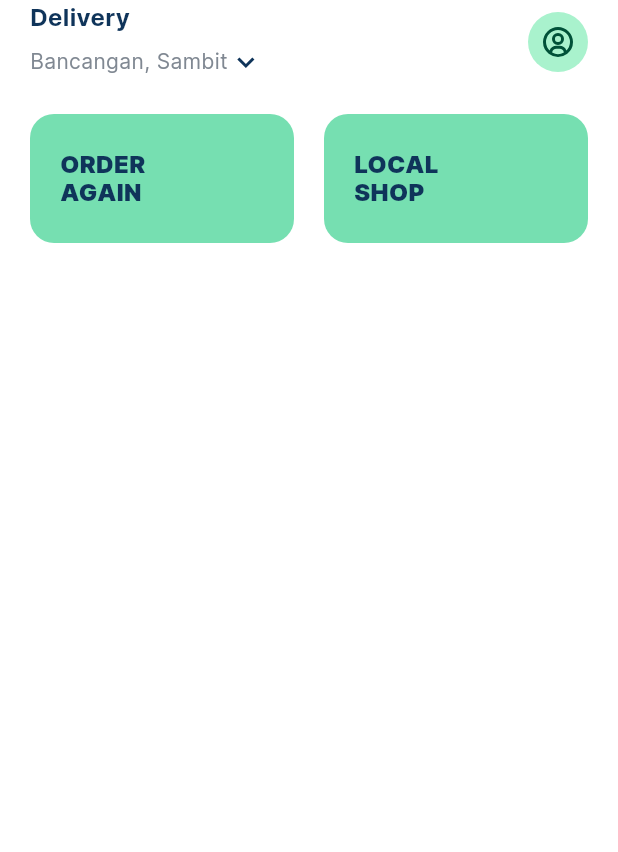
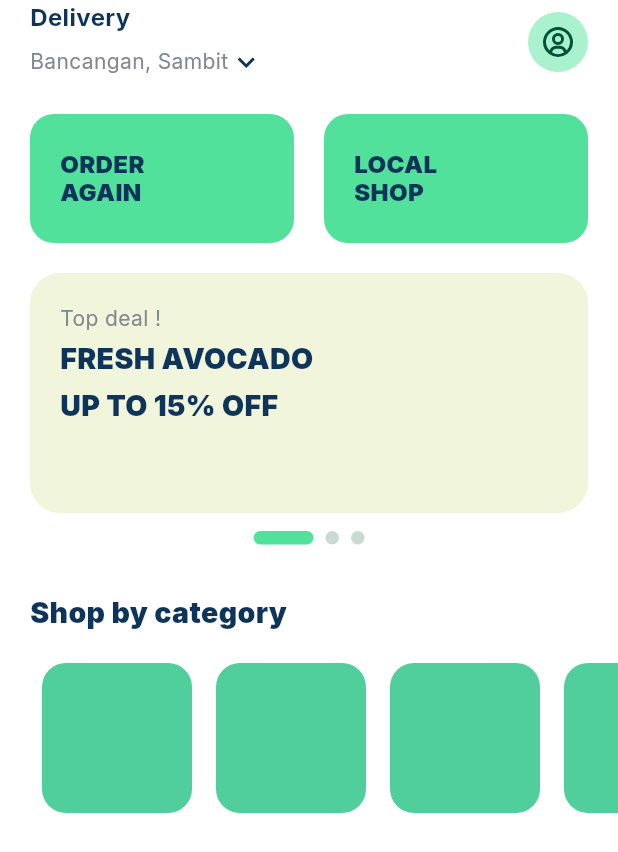
Before and after one commit to CristovoXDGM/bento_challange, a Flutter app: the screen it shows after launch, on a phone screen of 412 x 824 dp. Shown: the top 852 px of the screen. Run offline on Flutter 3.47's test engine with Material 3 defaults, Android fonts, the phone set to English and light mode, and no system bars; drawn by our look-alikes of flutter_animate; our stand-ins replace boxicons.

Commit message:
feat: add shop categories list, carousel, carousel indicator, card item offer and title text

```diff
--- /dev/null
+++ b/lib/home/ui/components/carousel_indicartor.dart
@@ -0,0 +1,42 @@
+import 'package:bento_food_challange/shared/constants/app_colors.dart';
+import 'package:flutter/material.dart';
+
+class CarouselIndicator extends StatefulWidget {
+  const CarouselIndicator(
+      {super.key, required this.currentIndex, required this.itemCount});
+  final ValueNotifier currentIndex;
+  final int itemCount;
+  @override
+  State<CarouselIndicator> createState() => _CarouselIndicartorState();
+}
+
+class _CarouselIndicartorState extends State<CarouselIndicator> {
+  @override
+  Widget build(BuildContext context) {
+    return ValueListenableBuilder(
+        valueListenable: widget.currentIndex,
+        builder: (context, value, child) {
+          return Row(
+            mainAxisAlignment: MainAxisAlignment.center,
+            children: List.generate(
+              widget.itemCount,
+              (index) => AnimatedContainer(
+                duration: Durations.medium1,
+                decoration: BoxDecoration(
+                  color: index == value
+                      ? AppColors.primaryActive
+                      : AppColors.disabledIndicatorColor,
+                  borderRadius: BorderRadius.circular(100),
+                ),
+                margin: const EdgeInsets.symmetric(
+                  horizontal: 4,
+                  vertical: 12,
+                ),
+                height: 9,
+                width: index == value ? 40 : 9,
+              ),
+            ),
+          );
+        });
+  }
+}
--- /dev/null
+++ b/lib/home/ui/components/shop_categories_list.dart
@@ -0,0 +1,33 @@
+import 'package:bento_food_challange/shared/constants/app_colors.dart';
+import 'package:flutter/material.dart';
+
+class ShopCategoriesList extends StatefulWidget {
+  const ShopCategoriesList({super.key});
+
+  @override
+  State<ShopCategoriesList> createState() => _ShopCategoriesListState();
+}
+
+class _ShopCategoriesListState extends State<ShopCategoriesList> {
+  @override
+  Widget build(BuildContext context) {
+    return ListView.builder(
+      itemCount: 8,
+      clipBehavior: Clip.none,
+      shrinkWrap: true,
+      scrollDirection: Axis.horizontal,
+      padding: EdgeInsets.zero,
+      itemBuilder: (context, index) {
+        return Container(
+          margin: const EdgeInsets.symmetric(horizontal: 8),
+          decoration: BoxDecoration(
+            color: AppColors.primary,
+            borderRadius: BorderRadius.circular(16),
+          ),
+          width: 100,
+          height: 100,
+        );
+      },
+    );
+  }
+}
--- /dev/null
+++ b/lib/home/ui/components/shop_offers_carousel.dart
@@ -0,0 +1,59 @@
+import 'package:flutter/material.dart';
+
+import 'carousel_indicartor.dart';
+
+class ShopOffersCarousel extends StatefulWidget {
+  const ShopOffersCarousel({
+    super.key,
+    this.carouselHeight = 160,
+    this.carouselWidgets = const [],
+  });
+  final double carouselHeight;
+  final List<Widget> carouselWidgets;
+  @override
+  State<ShopOffersCarousel> createState() => _ShopOffersCarouselState();
+}
+
+class _ShopOffersCarouselState extends State<ShopOffersCarousel> {
+  final _pageViewController = PageController();
+  final _currentIndex = ValueNotifier<int>(0);
+
+  @override
+  Widget build(BuildContext context) {
+    final size = MediaQuery.sizeOf(context);
+
+    return Column(
+      children: [
+        SizedBox(
+          height: widget.carouselHeight,
+          width: double.maxFinite,
+          child: Stack(
+            fit: StackFit.expand,
+            children: [
+              PageView.builder(
+                clipBehavior: Clip.none,
+                onPageChanged: (value) {
+                  _currentIndex.value = value;
+                },
+                itemCount: widget.carouselWidgets.length,
+                controller: _pageViewController,
+                itemBuilder: (context, index) {
+                  return Padding(
+                    padding: const EdgeInsets.symmetric(horizontal: 20),
+                    child: ClipRRect(
+                        borderRadius: BorderRadiusDirectional.circular(20),
+                        child: widget.carouselWidgets[index]),
+                  );
+                },
+              ),
+            ],
+          ),
+        ),
+        CarouselIndicator(
+          currentIndex: _currentIndex,
+          itemCount: widget.carouselWidgets.length,
+        )
+      ],
+    );
+  }
+}
--- a/lib/home/ui/pages/home_page.dart
+++ b/lib/home/ui/pages/home_page.dart
@@ -1,7 +1,13 @@
+import 'package:bento_food_challange/home/ui/components/shop_offers_carousel.dart';
 import 'package:bento_food_challange/home/ui/components/simple_card_component.dart';
+import 'package:bento_food_challange/home/ui/widgets/card_item_offer.dart';
+import 'package:bento_food_challange/home/ui/widgets/title_text.dart';
 import 'package:bento_food_challange/shared/constants/app_colors.dart';
 import 'package:boxicons/boxicons.dart';
 import 'package:flutter/material.dart';
+import 'package:flutter_animate/flutter_animate.dart';
+
+import '../components/shop_categories_list.dart';
 
 class HomePage extends StatefulWidget {
   const HomePage({super.key});
@@ -69,6 +75,7 @@ class _HomePageState extends State<HomePage> {
         child: SingleChildScrollView(
           padding: EdgeInsets.zero,
           child: Column(
+            crossAxisAlignment: CrossAxisAlignment.start,
             mainAxisSize: MainAxisSize.max,
             children: [
               const SizedBox(
@@ -96,11 +103,35 @@ class _HomePageState extends State<HomePage> {
                     )
                   ],
                 ),
+              ),
+              const SizedBox(
+                height: 20,
+              ),
+              const ShopOffersCarousel(
+                carouselWidgets: [
+                  CardItemOffer(),
+                  CardItemOffer(),
+                  CardItemOffer(),
+                ],
+              ),
+              const SizedBox(
+                height: 20,
+              ),
+              const Padding(
+                  padding: EdgeInsets.only(left: 20),
+                  child: TitleText(text: "Shop by category")),
+              const SizedBox(
+                height: 20,
+              ),
+              Container(
+                height: 100,
+                padding: const EdgeInsets.symmetric(horizontal: 20),
+                child: const ShopCategoriesList(),
               )
             ],
           ),
         ),
-      ),
+      ).animate().fadeIn(begin: 0, duration: const Duration(milliseconds: 800)),
     );
   }
 }
--- /dev/null
+++ b/lib/home/ui/widgets/card_item_offer.dart
@@ -0,0 +1,47 @@
+import 'package:bento_food_challange/home/ui/widgets/title_text.dart';
+import 'package:bento_food_challange/shared/constants/app_colors.dart';
+import 'package:flutter/material.dart';
+
+class CardItemOffer extends StatelessWidget {
+  const CardItemOffer({super.key});
+
+  @override
+  Widget build(BuildContext context) {
+    return Container(
+      color: AppColors.secondary,
+      child: Row(
+        mainAxisSize: MainAxisSize.max,
+        crossAxisAlignment: CrossAxisAlignment.center,
+        children: [
+          Padding(
+            padding: const EdgeInsets.fromLTRB(20, 20, 0, 20),
+            child: Column(
+              crossAxisAlignment: CrossAxisAlignment.start,
+              children: [
+                Text(
+                  "Top deal !",
+                  style: TextStyle(
+                    fontFamily: "Inter",
+                    fontSize: 14,
+                    color: AppColors.greyTextColor,
+                  ),
+                ),
+                const SizedBox(
+                  height: 4,
+                ),
+                TitleText(text: "Fresh avocado".toUpperCase()),
+                const SizedBox(
+                  height: 4,
+                ),
+                TitleText(text: "up to 15% off".toUpperCase()),
+                const SizedBox(
+                  height: 4,
+                ),
+              ],
+            ),
+          )
+        ],
+      ),
+    );
+  }
+}
--- /dev/null
+++ b/lib/home/ui/widgets/title_text.dart
@@ -0,0 +1,22 @@
+import 'package:flutter/material.dart';
+
+import '../../../shared/constants/app_colors.dart';
+
+class TitleText extends StatelessWidget {
+  const TitleText({super.key, required this.text});
+
+  final String text;
+
+  @override
+  Widget build(BuildContext context) {
+    return Text(
+      text,
+      style: TextStyle(
+        fontFamily: "Inter",
+        fontWeight: FontWeight.w900,
+        fontSize: 19,
+        color: AppColors.mainTextColor,
+      ),
+    );
+  }
+}
--- a/lib/shared/constants/app_colors.dart
+++ b/lib/shared/constants/app_colors.dart
@@ -3,7 +3,7 @@ import 'package:bento_food_challange/shared/utils/get_color_from_hex.dart';
 class AppColors {
   static final primary = fromHex("#50CE9B");
   static final primaryHover = fromHex("#50CE9B");
-  static final primaryActive = fromHex("#76DFB1");
+  static final primaryActive = fromHex("#51E19B");
   static final primaryDisabled = fromHex("#0C5940");
   static final secondary = fromHex("#F0F5DC");
   static final secondaryHover = fromHex("#DBE8AE");
@@ -12,4 +12,5 @@ class AppColors {
 
   static final mainTextColor = fromHex("#0F345A");
   static final greyTextColor = fromHex("#808892");
+  static final disabledIndicatorColor = fromHex("#C8DAD2");
 }
--- a/pubspec.yaml
+++ b/pubspec.yaml
@@ -23,6 +23,7 @@ dependencies:
   flutter_animate: ^4.5.0
   flutter_svg: ^2.0.10+1
   boxicons: ^2.1.3
+
   signals: ^5.3.0
   # The following adds the Cupertino Icons font to your application.
   # Use with the CupertinoIcons class for iOS style icons.
@@ -56,7 +57,7 @@ flutter:
   fonts:
     - family: Inter
       fonts:
-        - asset: "assets/fonts/Inter-dynamic-font.ttf"
+        - asset: "assets/fonts/Inter-VariableFont_opsz,wght.ttf"
 
   # An image asset can refer to one or more resolution-specific "variants", see
   # https://flutter.dev/assets-and-images/#resolution-aware
```
Also changed, not shown: assets/fonts/Inter-VariableFont_opsz,wght.ttf (added).
